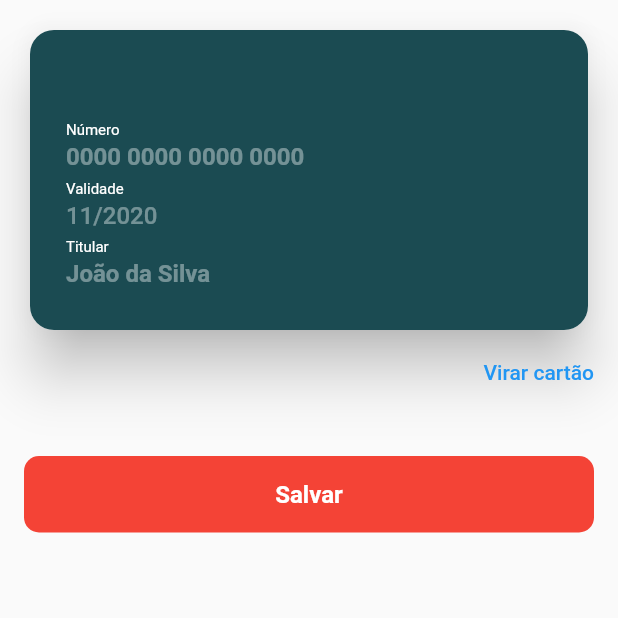
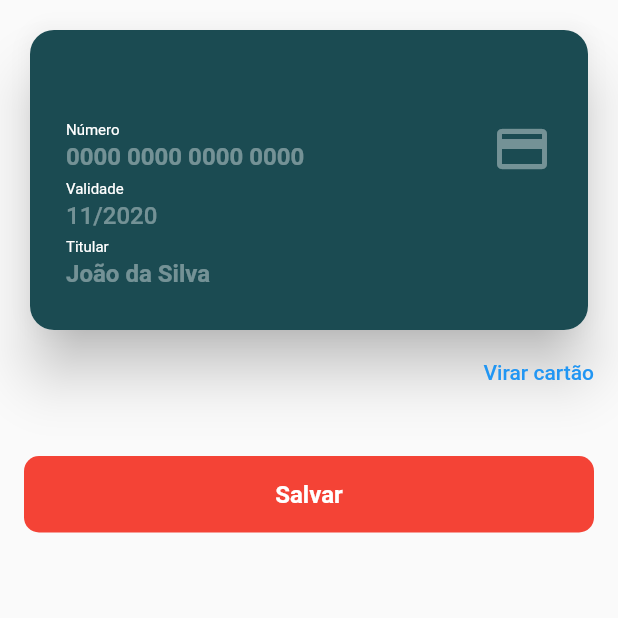
Before and after one commit to gabrielcastellani/iPark, a Flutter app: the PaymentCardPage screen opened directly, on a phone screen of 412 x 824 dp, the top half of it. Run offline on Flutter 3.47's test engine with Material 2 defaults, Android fonts, the phone set to English and light mode, and no system bars; drawn by our look-alikes of flip_card; our stand-ins replace brasil_fields, carousel_pro, cloud_firestore, cloud_functions, connectivity, firebase_auth and 6 more; missing offline and left inert: credit_card_type_detector; accounts and stored records are empty; network calls fail.

Commit message:
Pacotes atualizado para aceitar funções

```diff
--- a/lib/app/pages/paymentcard/components/card_front.dart
+++ b/lib/app/pages/paymentcard/components/card_front.dart
@@ -1,3 +1,4 @@
+import 'package:app_estacionamento/app/pages/paymentcard/components/card_icon.dart';
 import 'package:app_estacionamento/app/pages/paymentcard/components/card_text_field.dart';
 import 'package:brasil_fields/brasil_fields.dart';
 import 'package:credit_card_type_detector/credit_card_type_detector.dart';
@@ -9,7 +10,7 @@ class CardFront extends StatelessWidget {
   CardFront({this.numberFocus, this.dateFocus, this.nameFocus, this.finished});
 
   final _dateFormatter = MaskTextInputFormatter(
-      mask: '!#/####', filter: {'#': RegExp('[0-9]'), '!': RegExp('[0-1]')});
+      mask: '!#/##', filter: {'#': RegExp('[0-9]'), '!': RegExp('[0-1]')});
 
   final FocusNode numberFocus;
   final FocusNode dateFocus;
@@ -63,12 +64,13 @@ class CardFront extends StatelessWidget {
                       _dateFormatter
                     ],
                     validator: (date) {
-                      if (date.length != 7) return 'Inválido';
+                      if (date.length != 5) return 'Inválido';
                       return null;
                     },
                     onSubmitted: (_) {
                       nameFocus.requestFocus();
                     },
+                    maxLength: 7,
                     focusNode: dateFocus,
                   ),
                   CardTextField(
@@ -87,6 +89,19 @@ class CardFront extends StatelessWidget {
                   ),
                 ],
               ),
+            ),
+            Padding(
+              padding: const EdgeInsets.only(top: 35),
+              child: Column(
+                crossAxisAlignment: CrossAxisAlignment.end,
+                children: <Widget>[
+                  Icon(
+                    Icons.credit_card,
+                    color: Colors.white.withAlpha(100),
+                    size: 40,
+                  )
+                ],
+              ),
             )
           ],
         ),
--- a/lib/main.dart
+++ b/lib/main.dart
@@ -1,3 +1,5 @@
+import 'package:cloud_functions/cloud_functions.dart';
+import 'package:cloud_functions/cloud_functions.dart';
 import 'package:firebase_core/firebase_core.dart';
 import 'package:flutter/material.dart';
 import 'app/App.dart';
@@ -7,4 +9,8 @@ Future<void> main() async {
   await Firebase.initializeApp();
 
   runApp(AppWidget());
+
+  final response =
+      await FirebaseFunctions.instance.httpsCallable('helloWorld').call();
+  print(response.data);
 }
--- a/pubspec.yaml
+++ b/pubspec.yaml
@@ -41,6 +41,8 @@ dependencies:
   brasil_fields: ^1.1.2
   mask_text_input_formatter: ^1.2.1
   credit_card_type_detector: ^1.1.0
+  font_awesome_flutter: ^9.0.0
+  cloud_functions: ^1.0.7
 
 dev_dependencies:
   flutter_test:
```
Also changed, not shown: lib/app/pages/paymentcard/components/card_icon.dart (added, +58 -0 lines), firebase.json (added), pubspec.lock, 8 other files.
